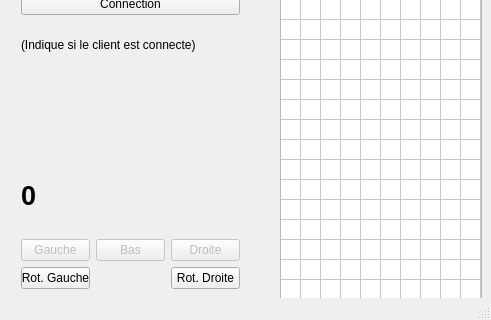
This is ClientClassique/mainwindow.ui in Aranud/PI3A_Tetris as Qt 5 draws it before an edit; both pictures show x 0 to 491 and y 147 to 467 of the 491 by 467 pixel window. The edited form follows.
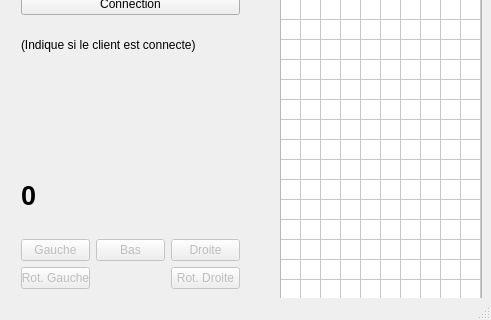
This is the edited form.

What changed in the file:
```diff
--- a/ClientClassique/mainwindow.ui
+++ b/ClientClassique/mainwindow.ui
@@ -212,6 +212,9 @@
        </item>
        <item row="1" column="2">
         <widget class="QPushButton" name="boutonRotDroite">
+         <property name="enabled">
+          <bool>false</bool>
+         </property>
          <property name="text">
           <string>Rot. Droite</string>
          </property>
@@ -219,6 +222,9 @@
        </item>
        <item row="1" column="0">
         <widget class="QPushButton" name="boutonRotGauche">
+         <property name="enabled">
+          <bool>false</bool>
+         </property>
          <property name="text">
           <string>Rot. Gauche</string>
          </property>
```
